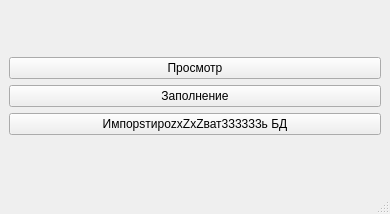
Before: the Qt Designer form mw.ui in Kwic05/survey_wip, drawn with Qt 5.
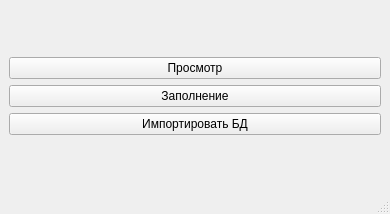
After: the same form once the commit is applied.

```diff
--- a/mw.ui
+++ b/mw.ui
@@ -34,7 +34,7 @@
       <item>
        <widget class="QPushButton" name="pushButton_3">
         <property name="text">
-         <string>ИмпорsтироzxZxZват333333ь БД</string>
+         <string>Импортировать БД</string>
         </property>
        </widget>
       </item>
```
